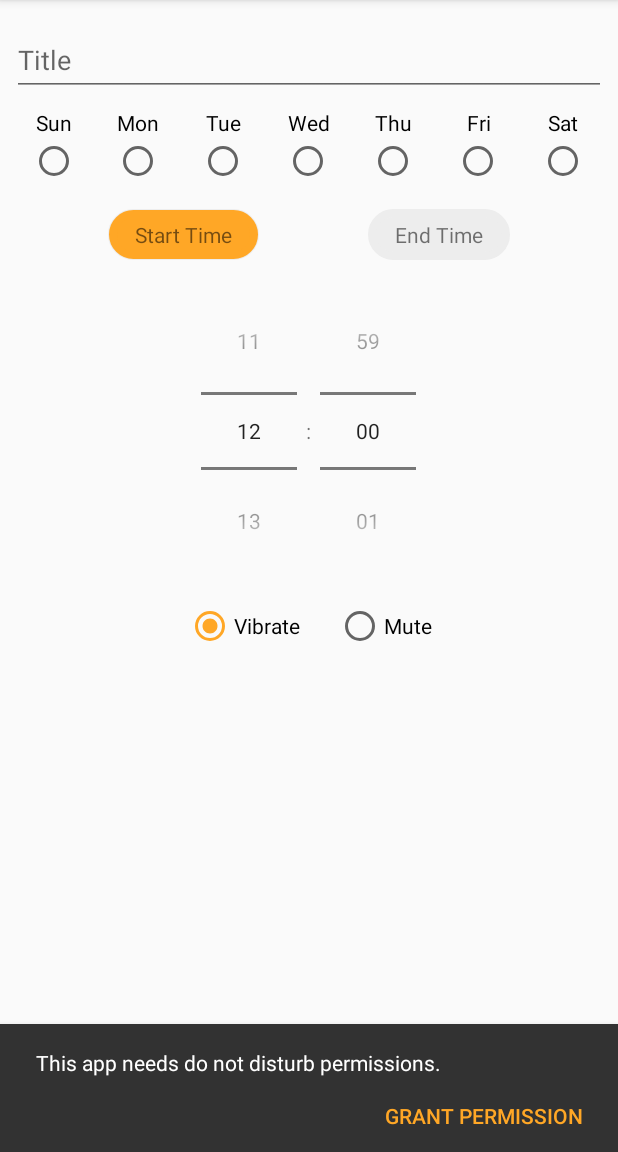
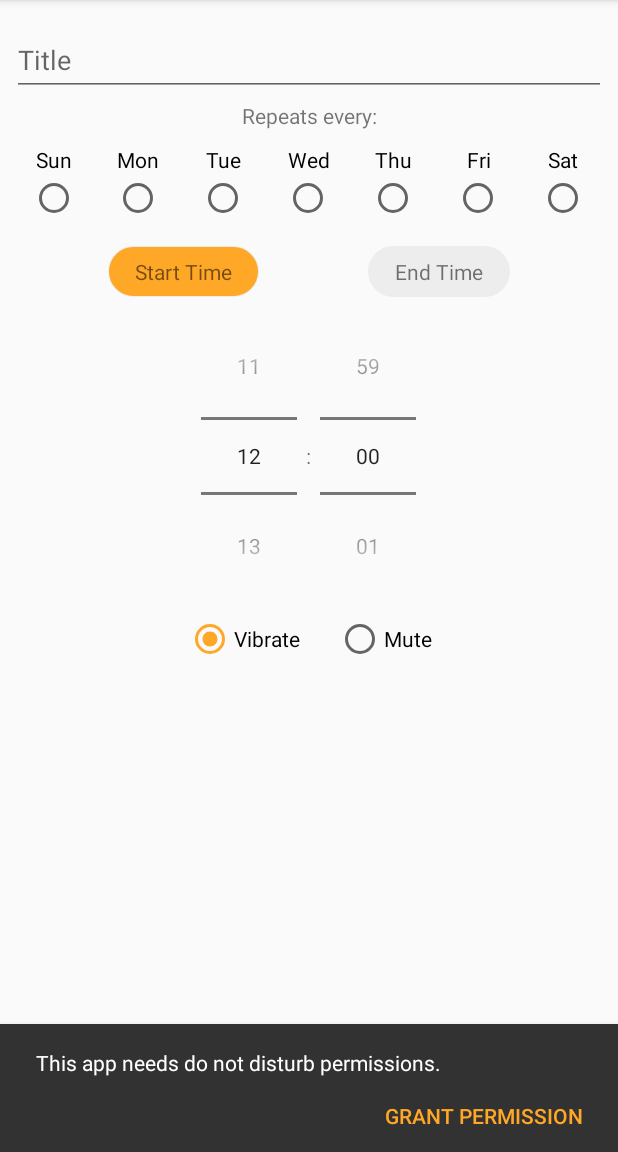
Before and after one commit to Frission/QuietTime, an Android app: the fragment AddEditFragment placed in its activity, on a phone screen of 412 x 824 dp, the part 84-1236 px from its top. Run offline under Robolectric (Android 15) with nearby library versions, the phone set to English and light mode, and no system bars; our stand-ins replace Room's generated code, Timber.

Commit message:
added an about dialog

```diff
--- a/app/src/main/java/com/firatyildiz/quiettime/app/MainFragment.kt
+++ b/app/src/main/java/com/firatyildiz/quiettime/app/MainFragment.kt
@@ -13,6 +13,7 @@ import android.transition.TransitionManager
 import android.view.*
 import android.widget.TextView
 import androidx.core.os.ConfigurationCompat
+import androidx.core.text.HtmlCompat
 import androidx.lifecycle.Observer
 import androidx.lifecycle.ViewModelProvider
 import androidx.lifecycle.lifecycleScope
@@ -55,6 +56,7 @@ class MainFragment : BaseFragment(), QuietTimeRecyclerAdapter.QuietTimeItemViewC
     private var tempDays: Int = 0
 
     private var currentDialog: AlertDialog? = null
+    private var aboutdialog: AlertDialog? = null
     private var hasDoNotDisturbPermission = true
     private lateinit var mainView: View
 
@@ -148,6 +150,8 @@ class MainFragment : BaseFragment(), QuietTimeRecyclerAdapter.QuietTimeItemViewC
             val addEditFragment = AddEditFragment.newInstance(null)
             (activity as BaseActivity).navigateToFragment(addEditFragment)
             return true
+        } else if (item.itemId == R.id.main_menu_about) {
+            showAboutDialog()
         }
 
         return super.onOptionsItemSelected(item)
@@ -157,8 +161,11 @@ class MainFragment : BaseFragment(), QuietTimeRecyclerAdapter.QuietTimeItemViewC
         super.onStop()
         currentQuietTime = null
         currentQuietTimeViewHolder = null
+
         currentDialog?.dismiss()
         currentDialog = null
+        aboutdialog?.dismiss()
+        aboutdialog = null
         Timber.d("main fragment is stopped")
     }
 
@@ -365,5 +372,20 @@ class MainFragment : BaseFragment(), QuietTimeRecyclerAdapter.QuietTimeItemViewC
         }
     }
 
+    private fun showAboutDialog() {
+        val builder = AlertDialog.Builder(requireContext())
+        val title = getString(R.string.about_title)
+        val message = HtmlCompat.fromHtml(getString(R.string.about_description), 0)
+
+        aboutdialog = builder.setMessage(message)
+            .setPositiveButton(R.string.ok) { _, _ -> aboutdialog = null }
+            .setOnDismissListener { aboutdialog = null }
+            .setTitle(title)
+            .setIcon(R.drawable.ic_about_icon)
+            .create()
+
+        aboutdialog!!.show()
+    }
+
     //endregion
 }
--- /dev/null
+++ b/app/src/main/res/drawable/ic_about_icon.xml
@@ -0,0 +1,30 @@
+<vector android:height="128dp"
+    android:viewportHeight="511.999"
+    android:viewportWidth="511.999"
+    android:width="128dp"
+    xmlns:android="http://schemas.android.com/apk/res/android">
+    <path
+        android:fillColor="#FFB655"
+        android:pathData="M256,288.911L143.982,176.894l-18.441,-18.441l-17.743,-17.743c-9.436,20.604 -14.707,43.501 -14.707,67.607v202.834h23.273h23.273h69.818H256h46.545h69.818h5.876l-5.876,-5.876L256,288.911z" />
+    <path
+        android:fillColor="#FFB655"
+        android:pathData="M279.272,47.077c-7.602,-1.092 -15.371,-1.669 -23.273,-1.669s-15.67,0.577 -23.273,1.669c-39.229,5.637 -73.986,25.297 -99.01,53.727l16.438,16.438l16.558,16.556L256,223.085l116.364,116.365l23.273,23.273l23.273,23.273v-177.68C418.909,126.389 358.116,58.404 279.272,47.077z" />
+    <path
+        android:fillColor="#FF0C38"
+        android:pathData="M107.797,140.709l17.745,17.743l18.441,18.441l228.38,228.381l5.876,5.876l17.397,17.397l5.876,5.876l13.247,13.247l10.026,10.026l47.487,47.486c4.544,4.544 10.499,6.817 16.455,6.817c5.956,0 11.913,-2.273 16.455,-6.817c9.089,-9.089 9.089,-23.824 0,-32.912l-86.274,-86.274l-23.273,-23.273l-23.273,-23.273L166.711,133.799l-16.556,-16.556l-16.438,-16.438L39.729,6.817c-9.087,-9.089 -23.824,-9.089 -32.912,0c-9.089,9.087 -9.089,23.822 0,32.912L107.797,140.709z" />
+    <path
+        android:fillColor="#806749"
+        android:pathData="M279.272,47.077V31.03c0,-12.853 -10.42,-23.273 -23.273,-23.273c-12.853,0 -23.273,10.42 -23.273,23.273v16.047c7.602,-1.092 15.371,-1.669 23.273,-1.669S271.67,45.985 279.272,47.077z" />
+    <path
+        android:fillColor="#A78966"
+        android:pathData="M401.512,434.423l-5.876,-5.876l-17.397,-17.397h-5.876h-69.818H256h-46.545h-69.818h-23.273H93.091h-7.758c-12.853,0 -23.273,10.42 -23.273,23.273c0,12.853 10.42,23.273 23.273,23.273h31.03h73.821c9.607,27.086 35.475,46.544 65.815,46.544s56.208,-19.458 65.815,-46.544h73.821h29.148l-10.026,-10.026L401.512,434.423z" />
+    <path
+        android:fillColor="#EE8700"
+        android:pathData="M139.636,411.151h69.818H256V288.911L143.982,176.894l-18.441,-18.441l-17.743,-17.743c-9.436,20.604 -14.707,43.501 -14.707,67.607v202.834h23.273H139.636z" />
+    <path
+        android:fillColor="#EE8700"
+        android:pathData="M166.711,133.799L256,223.085V45.407c-7.902,0 -15.67,0.577 -23.273,1.669c-39.229,5.637 -73.986,25.297 -99.01,53.727l16.438,16.438L166.711,133.799z" />
+    <path
+        android:fillColor="#806749"
+        android:pathData="M209.454,411.151h-69.818h-23.273H93.091h-7.758c-12.853,0 -23.273,10.42 -23.273,23.273c0,12.853 10.42,23.273 23.273,23.273h31.03h73.821c9.607,27.086 35.475,46.544 65.815,46.544v-93.089H209.454z" />
+</vector>
--- a/app/src/main/res/layout-land/fragment_add_edit.xml
+++ b/app/src/main/res/layout-land/fragment_add_edit.xml
@@ -10,21 +10,27 @@
     tools:context=".fragments.AddEditFragment"
     tools:layout_marginTop="?attr/actionBarSize">
 
-    <EditText
-        android:id="@+id/edit_quiet_time_title"
-        android:layout_width="0dp"
+    <com.google.android.material.textfield.TextInputLayout
+        android:id="@+id/edit_quiet_time_title_layout"
+        android:layout_width="match_parent"
         android:layout_height="wrap_content"
         android:layout_marginStart="8dp"
         android:layout_marginTop="8dp"
         android:layout_marginEnd="8dp"
-        android:autofillHints=""
-        android:hint="@string/hint_enter_title"
-        android:imeOptions="normal|actionDone"
-        android:inputType="text"
-        android:maxLength="64"
         app:layout_constraintEnd_toEndOf="parent"
         app:layout_constraintStart_toStartOf="parent"
-        app:layout_constraintTop_toTopOf="parent" />
+        app:layout_constraintTop_toTopOf="parent">
+
+        <EditText
+            android:id="@+id/edit_quiet_time_title"
+            android:layout_width="match_parent"
+            android:layout_height="wrap_content"
+            android:autofillHints=""
+            android:hint="@string/hint_enter_title"
+            android:imeOptions="normal|actionDone"
+            android:inputType="text"
+            android:maxLength="64" />
+    </com.google.android.material.textfield.TextInputLayout>
 
     <LinearLayout
         android:id="@+id/edit_days"
@@ -37,7 +43,7 @@
         app:layout_constraintEnd_toEndOf="parent"
         app:layout_constraintHorizontal_bias="0.0"
         app:layout_constraintStart_toStartOf="parent"
-        app:layout_constraintTop_toBottomOf="@id/edit_quiet_time_title">
+        app:layout_constraintTop_toBottomOf="@id/edit_quiet_time_title_layout">
 
         <CheckBox
             android:id="@+id/edit_day1"
--- a/app/src/main/res/layout/fragment_add_edit.xml
+++ b/app/src/main/res/layout/fragment_add_edit.xml
@@ -32,18 +32,29 @@
             android:maxLength="64" />
     </com.google.android.material.textfield.TextInputLayout>
 
+    <TextView
+        android:id="@+id/edit_repeat_label"
+        android:layout_width="wrap_content"
+        android:layout_height="wrap_content"
+        android:layout_marginTop="3dp"
+        android:text="@string/repeat"
+        android:textSize="14sp"
+        app:layout_constraintEnd_toEndOf="parent"
+        app:layout_constraintStart_toStartOf="parent"
+        app:layout_constraintTop_toBottomOf="@+id/edit_quiet_time_title_layout" />
+
     <LinearLayout
         android:id="@+id/edit_days"
         android:layout_width="0dp"
         android:layout_height="wrap_content"
         android:layout_marginStart="8dp"
-        android:layout_marginTop="8dp"
+        android:layout_marginTop="10dp"
         android:layout_marginEnd="8dp"
         android:orientation="horizontal"
         app:layout_constraintEnd_toEndOf="parent"
         app:layout_constraintHorizontal_bias="0.0"
         app:layout_constraintStart_toStartOf="parent"
-        app:layout_constraintTop_toBottomOf="@id/edit_quiet_time_title_layout">
+        app:layout_constraintTop_toBottomOf="@id/edit_repeat_label">
 
         <CheckBox
             android:id="@+id/edit_day1"
@@ -154,7 +165,6 @@
         android:layout_width="match_parent"
         android:layout_height="wrap_content"
         android:layout_marginStart="8dp"
-        android:layout_marginTop="8dp"
         android:layout_marginEnd="8dp"
         android:descendantFocusability="blocksDescendants"
         android:timePickerMode="spinner"
@@ -170,7 +180,6 @@
         android:id="@+id/edit_silence_mode_group"
         android:layout_width="wrap_content"
         android:layout_height="wrap_content"
-        android:layout_marginTop="8dp"
         android:orientation="horizontal"
         app:layout_constraintBottom_toBottomOf="parent"
         app:layout_constraintEnd_toEndOf="parent"
--- a/app/src/main/res/menu/main_menu.xml
+++ b/app/src/main/res/menu/main_menu.xml
@@ -7,4 +7,7 @@
         android:icon="@drawable/ic_quiet_time_24"
         android:title="@string/main_menu_add"
         app:showAsAction="ifRoom" />
+    <item
+        android:id="@+id/main_menu_about"
+        android:title="@string/main_menu_about" />
 </menu>
--- a/app/src/main/res/values/strings.xml
+++ b/app/src/main/res/values/strings.xml
@@ -32,6 +32,9 @@
     <!--  Hints  -->
     <string name="hint_enter_title">Title</string>
 
+    <!--  Menu Items  -->
+    <string name="main_menu_about">About</string>
+
     <!--  Descriptions  -->
     <string name="qt_item_edit_or_close_button_description">Edit or Close</string>
 
@@ -61,5 +64,14 @@
     <string name="mute">Mute</string>
     <string name="vibrate">Vibrate</string>
     <string name="grant_permission">Grant Permission</string>
+    <string name="repeat">Repeats every:</string>
+    <string name="ok">OK</string>
+
+    <string name="about_title">Quiet Time</string>
+    <string name="about_description">
+        &lt;small>&lt;br>v1.0.0&lt;br>Quiet Time by Fırat Yıldız&lt;br>&lt;cite>App Icon courtesy of svgrepo.com&lt;/cite>&lt;/small>
+        &lt;br>&lt;br>
+        If you like the app, leave a rating on Google Play Store!
+    </string>
 
 </resources>
```
